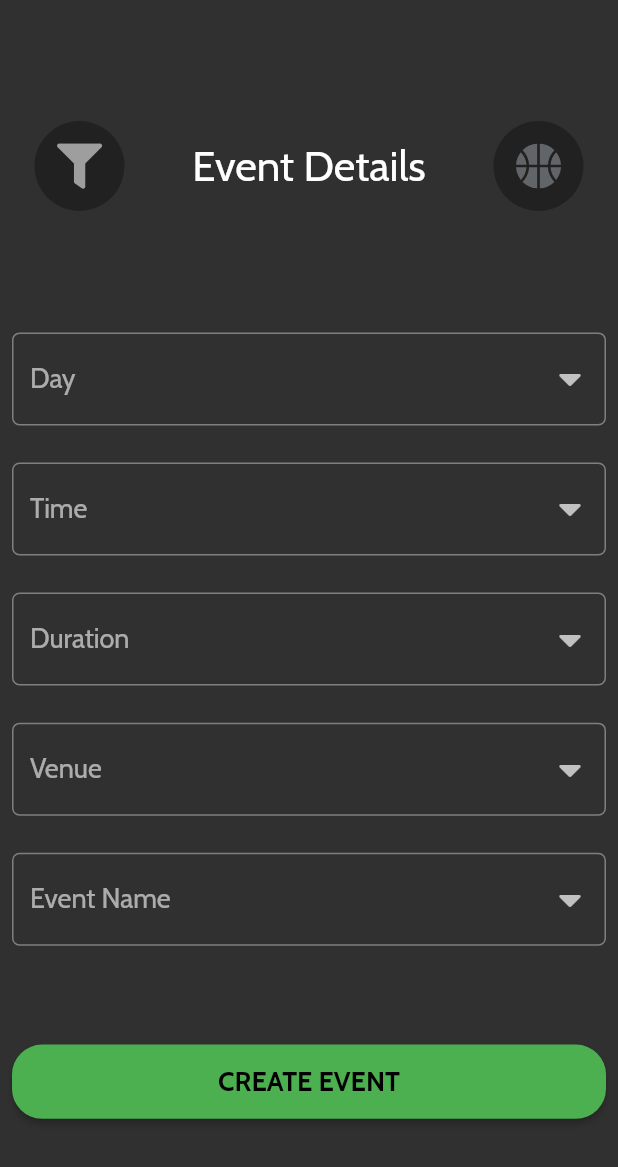
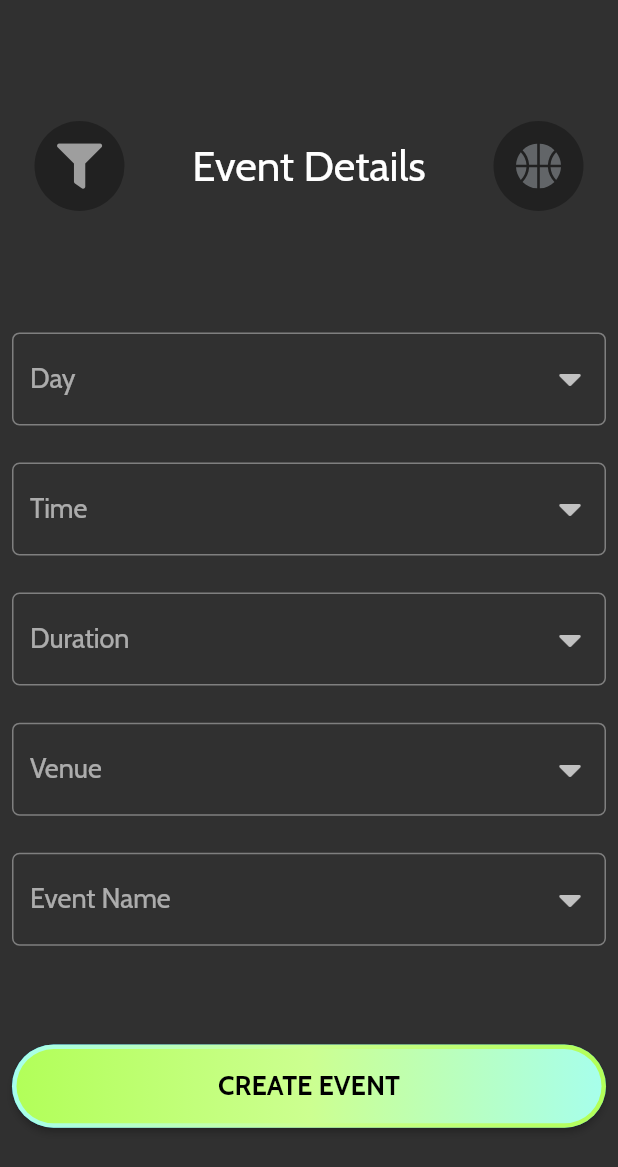
Before and after one commit to Taber1/SportsAppUIKIT, a Flutter app: the EventDetailScreen screen opened directly, on a phone screen of 412 x 824 dp. Shown: the top 1167 px of the screen. Run offline on Flutter 3.47's test engine with Material 2 defaults, Android fonts, the phone set to English and light mode, and no system bars; our stand-ins replace flutter_svg, font_awesome_flutter.

Commit message:
almost end gradient added

```diff
--- a/lib/game_details.dart
+++ b/lib/game_details.dart
@@ -157,20 +157,43 @@ class _EventDetailScreenState extends State<EventDetailScreen> {
               SizedBox(
                 height: MediaQuery.of(context).size.height * 0.08,
               ),
-              ButtonTheme(
-                minWidth: MediaQuery.of(context).size.width,
-                height: MediaQuery.of(context).size.height * 0.06,
-                child: RaisedButton(
-                  onPressed: () {},
-                  color: Colors.green,
-                  shape: RoundedRectangleBorder(
-                      borderRadius: BorderRadius.circular(20)),
-                  child: Text(
-                    "CREATE EVENT",
-                    style: TextStyle(
-                        color: Colors.black,
-                        fontWeight: FontWeight.bold,
-                        fontSize: 18),
+              RaisedButton(
+                onPressed: () {},
+                shape: RoundedRectangleBorder(
+                    borderRadius: BorderRadius.circular(50.0)),
+                padding: EdgeInsets.all(0.0),
+                child: Container(
+                  decoration: BoxDecoration(
+                    gradient: LinearGradient(colors: [
+                      Colors.tealAccent[100],
+                      Colors.lightGreenAccent[100],
+                      Colors.lightGreenAccent,
+                    ]),
+                    borderRadius: BorderRadius.all(Radius.circular(80.0)),
+                  ),
+                  child: Padding(
+                    padding: EdgeInsets.all(3),
+                    child: Container(
+                      decoration: BoxDecoration(
+                        gradient: LinearGradient(colors: [
+                          Colors.lightGreenAccent,
+                          Colors.lightGreenAccent[100],
+                          Colors.tealAccent[100]
+                        ]),
+                        borderRadius: BorderRadius.all(Radius.circular(80.0)),
+                      ),
+                      height: MediaQuery.of(context).size.height * 0.06,
+                      width: MediaQuery.of(context).size.height,
+                      alignment: Alignment.center,
+                      child: const Text(
+                        'CREATE EVENT',
+                        textAlign: TextAlign.center,
+                        style: TextStyle(
+                            color: Colors.black,
+                            fontWeight: FontWeight.bold,
+                            fontSize: 18),
+                      ),
+                    ),
                   ),
                 ),
               ),
```
Also changed, not shown: lib/invite_friend.dart (+32 -9 lines).
